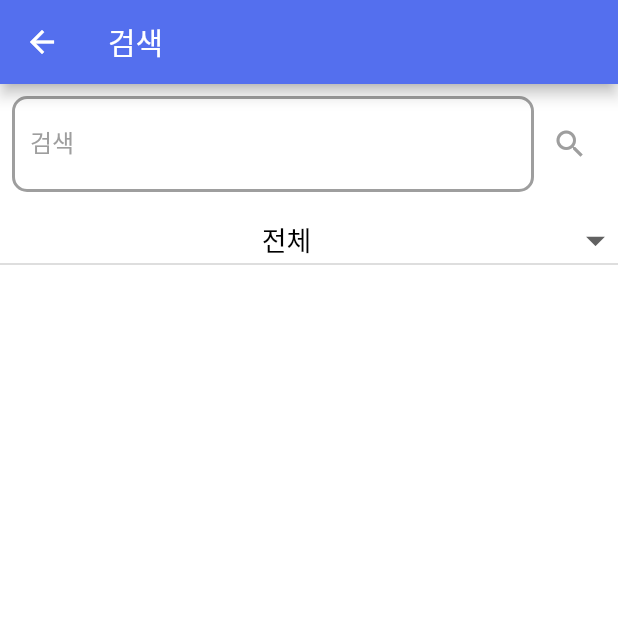
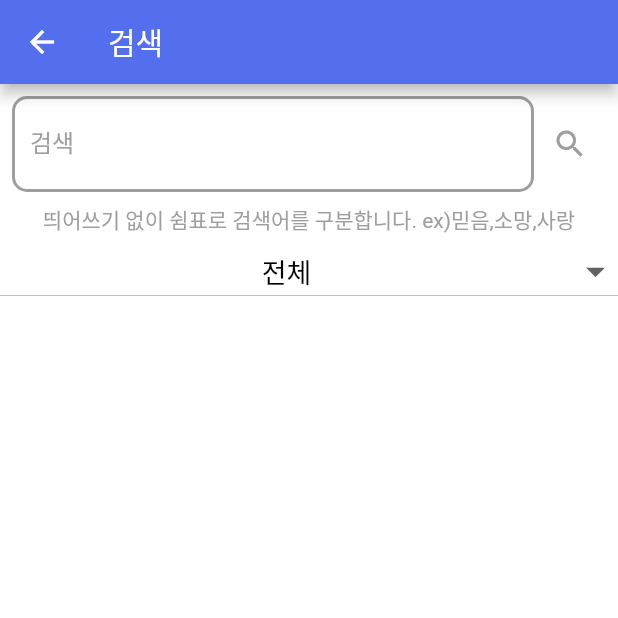
Before and after one commit to yenny-heo/Keep-bible, a Flutter app: the SearchPage screen opened directly, after a tap on the "search" icon, on a phone screen of 412 x 824 dp, the top half of it. Run offline on Flutter 3.47's test engine with Material 2 defaults, Android fonts, the phone set to English and light mode, and no system bars; our stand-ins replace fluttertoast, scrollable_positioned_list.

Commit message:
feat: 검색 도움말 추가

```diff
--- a/lib/page/search_page.dart
+++ b/lib/page/search_page.dart
@@ -39,7 +39,6 @@ class _SearchState extends State<SearchPage> {
 
   void filterSearchResults(String query) {
     queries = query.split(',');
-    print(queries);
     var searchList = korhkjv;
     if (query.isNotEmpty) {
       List<SearchInfo> listData = List<SearchInfo>();
@@ -114,7 +113,7 @@ class _SearchState extends State<SearchPage> {
                           },
                           decoration: InputDecoration(
                             labelText: "검색",
-                            hintText: "띄어쓰기 없이 쉼표로 검색어를 구분합니다.",
+                            hintText: "검색",
                             labelStyle: TextStyle(
                                 color: Colors.grey
                             ),
@@ -142,6 +141,10 @@ class _SearchState extends State<SearchPage> {
                     )
                   ],
                 ),
+              ),
+              Text(
+                "띄어쓰기 없이 쉼표로 검색어를 구분합니다. ex)믿음,소망,사랑",
+                style: TextStyle(color: Colors.grey),
               ),
               DropdownButton<int>(
                 isExpanded: true,
@@ -177,8 +180,7 @@ class _SearchState extends State<SearchPage> {
                             child:
                             ListTile(
                               title: RichText(
-                                  text: searchMatch(
-                                      items[idx].content, isDark)
+                                  text: searchMatch(items[idx].content, isDark)
                               ),
                               onTap: () {
                                 Navigator.push(context,
@@ -252,4 +254,5 @@ TextSpan searchMatch(String match, bool isDark) {
         text: match
     );
   }
+  return null;
 }
--- a/lib/page/verse_page.dart
+++ b/lib/page/verse_page.dart
@@ -7,6 +7,7 @@ import 'package:keep_bible_app/data/engkjv.dart';
 import 'package:keep_bible_app/local_storage/highlighted_verses.dart';
 import 'package:keep_bible_app/local_storage/selected_bibles.dart';
 import 'package:keep_bible_app/navigation/bottom_bar.dart';
+import 'package:keep_bible_app/navigation/drawer.dart';
 import 'package:keep_bible_app/state/app_state_notifier.dart';
 import 'package:keep_bible_app/data/korhkjv.dart';
 import 'package:keep_bible_app/theme/app_theme.dart';
--- a/pubspec.yaml
+++ b/pubspec.yaml
@@ -15,7 +15,7 @@ publish_to: 'none' # Remove this line if you wish to publish to pub.dev
 # In iOS, build-name is used as CFBundleShortVersionString while build-number used as CFBundleVersion.
 # Read more about iOS versioning at
 # https://developer.apple.com/library/archive/documentation/General/Reference/InfoPlistKeyReference/Articles/CoreFoundationKeys.html
-version: 1.1.0+7
+version: 1.1.1+8
 
 environment:
   sdk: ">=2.7.0 <3.0.0"
```
Also changed, not shown: 2 other files.
